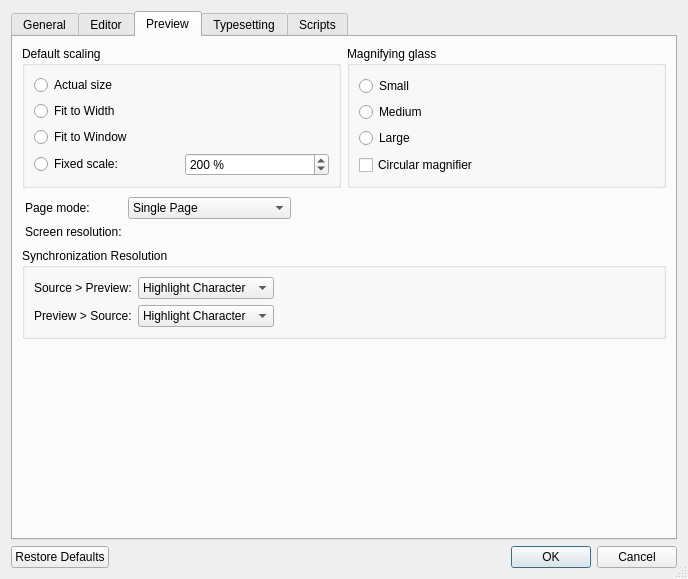
Above: src/PrefsDialog.ui from TeXworks/texworks before the change. Below: the same form after it.
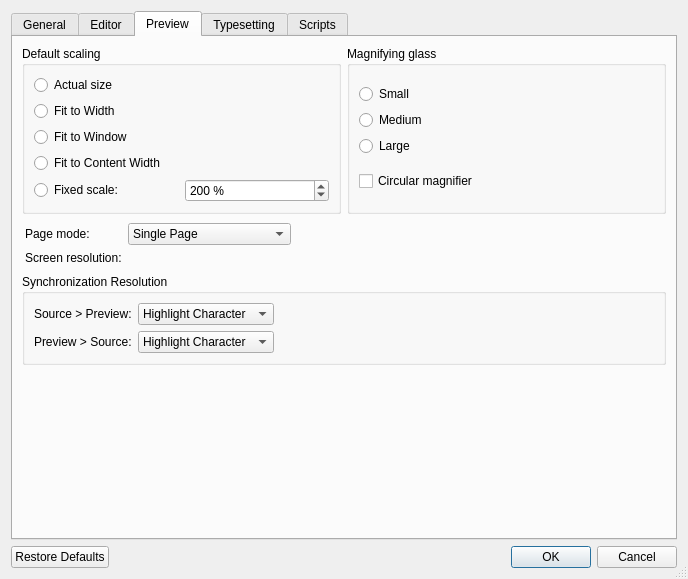
That is the form after the change. The open tabs and pages were chosen to show the change. Icons and pictures are not drawn. Custom widgets are drawn as their Qt base class.

Commit message: Add "Fit to Content Width" to scaling preferences (fixes #947)

```diff
--- a/src/PrefsDialog.ui
+++ b/src/PrefsDialog.ui
@@ -683,6 +683,13 @@
               </property>
              </widget>
             </item>
+            <item>
+             <widget class="QRadioButton" name="fitContentWidth">
+              <property name="text">
+               <string>Fit to Content Width</string>
+              </property>
+             </widget>
+            </item>
            </layout>
           </item>
           <item row="1" column="0">
```
Left out of the diff: 1 changed line with no effect on the pictures. The commit also changes 2 other files.
